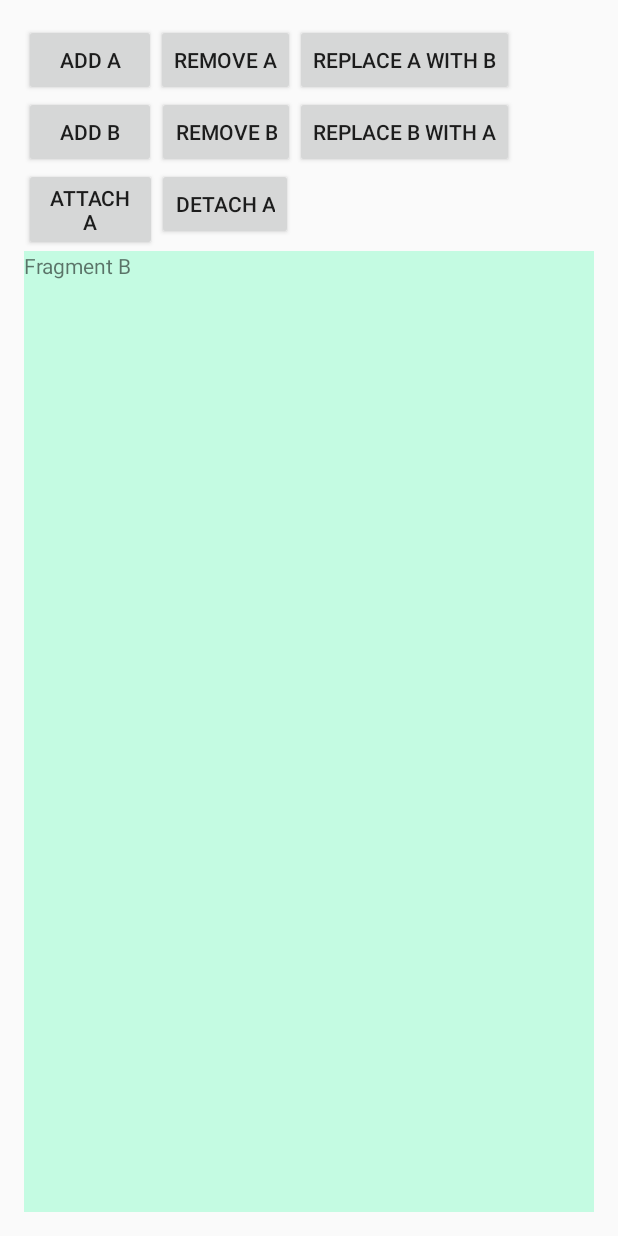
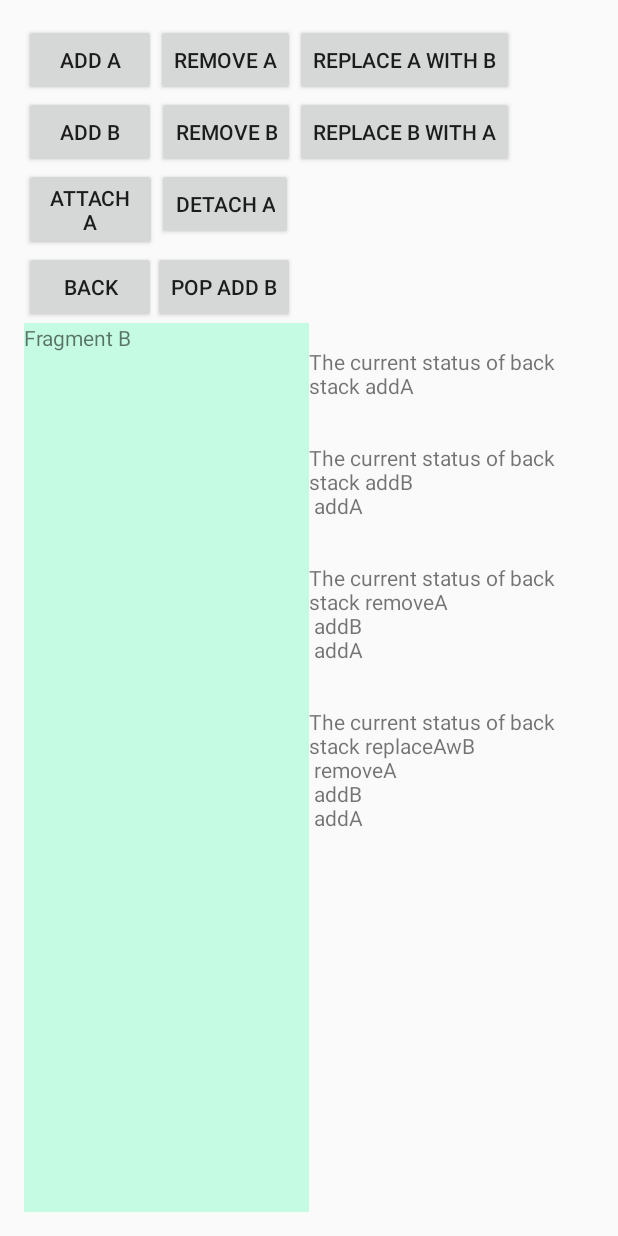
Before and after one commit to leo2411/Slidenerd, an Android app: the screen it shows after launch (MainActivity), after a tap on "REPLACE A WITH B", on a phone screen of 412 x 824 dp. Run offline under Robolectric (Android 15) with nearby library versions, the phone set to English and light mode, and no system bars; 3 other taps on this screen came first.

Commit message:
Video 126...129. FragmentManager with BackStack

```diff
--- a/Fragment_transaction_6/app/src/main/java/com/example/leo/fragment_transaction_6/MainActivity.java
+++ b/Fragment_transaction_6/app/src/main/java/com/example/leo/fragment_transaction_6/MainActivity.java
@@ -5,11 +5,14 @@ import android.app.FragmentTransaction;
 import android.os.Bundle;
 import android.app.FragmentManager;
 import android.view.View;
+import android.widget.TextView;
 import android.widget.Toast;
 
-public class MainActivity extends Activity {
+
+public class MainActivity extends Activity implements FragmentManager.OnBackStackChangedListener{
 
     FragmentManager manager;
+    TextView text;
 
     @Override
     protected void onCreate(Bundle savedInstanceState) {
@@ -17,6 +20,8 @@ public class MainActivity extends Activity {
         setContentView(R.layout.activity_main);
 
         manager = getFragmentManager();
+        manager.addOnBackStackChangedListener(this);
+        text = (TextView) findViewById(R.id.message);
     }
 
     public void addA(View v)
@@ -24,6 +29,7 @@ public class MainActivity extends Activity {
         FragmentA f1 = new FragmentA();
         FragmentTransaction transaction=manager.beginTransaction();
         transaction.add(R.id.group,f1,"A");
+        transaction.addToBackStack("addA");
         transaction.commit();
     }
     public void addB(View v)
@@ -31,6 +37,7 @@ public class MainActivity extends Activity {
         FragmentB f2 = new FragmentB();
         FragmentTransaction transaction=manager.beginTransaction();
         transaction.add(R.id.group,f2,"B");
+        transaction.addToBackStack("addB");
         transaction.commit();
     }
     public void removeA(View v)
@@ -39,6 +46,7 @@ public class MainActivity extends Activity {
         FragmentTransaction transaction=manager.beginTransaction();
         if(f1!=null){
             transaction.remove(f1);
+            transaction.addToBackStack("removeA");
             transaction.commit();
         }
         else
@@ -52,6 +60,7 @@ public class MainActivity extends Activity {
         FragmentTransaction transaction=manager.beginTransaction();
         if(f1!=null){
             transaction.remove(f1);
+            transaction.addToBackStack("removeB");
             transaction.commit();
         }
         else
@@ -64,6 +73,7 @@ public class MainActivity extends Activity {
         FragmentB f2 = new FragmentB();
         FragmentTransaction transaction=manager.beginTransaction();
         transaction.replace(R.id.group,f2,"B");
+        transaction.addToBackStack("replaceAwB");
         transaction.commit();
     }
     public void replaceBwA(View v)
@@ -71,6 +81,7 @@ public class MainActivity extends Activity {
         FragmentA f1 = new FragmentA();
         FragmentTransaction transaction=manager.beginTransaction();
         transaction.replace(R.id.group,f1,"A");
+        transaction.addToBackStack("replaceBwA");
         transaction.commit();
     }
     public void attachA(View v)
@@ -79,6 +90,7 @@ public class MainActivity extends Activity {
         FragmentTransaction transaction=manager.beginTransaction();
         if(f1!=null){
             transaction.attach(f1);
+            transaction.addToBackStack("attachA");
             transaction.commit();
         }
         else
@@ -93,11 +105,36 @@ public class MainActivity extends Activity {
         FragmentTransaction transaction=manager.beginTransaction();
         if(f1!=null){
             transaction.detach(f1);
+            transaction.addToBackStack("detachA");
             transaction.commit();
         }
         else
         {
-            Toast.makeText(this,"This fragment A is not deattached",Toast.LENGTH_SHORT).show();
+            Toast.makeText(this,"This fragment A is not dettached",Toast.LENGTH_SHORT).show();
         }
     }
+
+    public void back(View v)
+    {
+        manager.popBackStack();
+    }
+
+    public  void popAddB(View v)
+    {
+        manager.popBackStack("addB",0);
+    }
+
+    @Override
+    public void onBackStackChanged() {
+
+        text.setText(text.getText()+"\n");
+        text.setText(text.getText()+ "The current status of back stack");
+        int count = manager.getBackStackEntryCount();
+        for(int i=count-1;i>=0;i--)
+        {
+           FragmentManager.BackStackEntry entry = manager.getBackStackEntryAt(i);
+            text.setText(text.getText()+ " "+ entry.getName()+" \n");
+        }
+        text.setText(text.getText()+"\n");
+    }
 }
--- a/Fragment_transaction_6/app/src/main/res/layout/activity_main.xml
+++ b/Fragment_transaction_6/app/src/main/res/layout/activity_main.xml
@@ -89,13 +89,49 @@
         android:id="@+id/button8"
         android:onClick="detachA"/>
 
+    <Button
+        android:text="Back"
+        android:layout_width="wrap_content"
+        android:layout_height="wrap_content"
+        android:layout_below="@+id/button7"
+        android:layout_alignRight="@+id/button2"
+        android:layout_alignEnd="@+id/button2"
+        android:id="@+id/button10"
+        android:onClick="back"/>
+
+    <Button
+        android:text="Pop Add B"
+        android:layout_width="wrap_content"
+        android:layout_height="wrap_content"
+        android:layout_below="@+id/button7"
+        android:layout_toLeftOf="@+id/button6"
+        android:layout_toStartOf="@+id/button6"
+        android:id="@+id/button12"
+        android:onClick="popAddB"/>
 
     <LinearLayout
-        android:orientation="vertical"
+
         android:layout_width="fill_parent"
         android:layout_height="fill_parent"
         android:layout_alignParentRight="true"
         android:layout_alignParentBottom="true"
-        android:id="@+id/group"
-        android:layout_below="@id/button7"></LinearLayout>
+        android:layout_below="@id/button10">
+
+        <LinearLayout
+            android:orientation="vertical"
+            android:layout_weight="1"
+            android:layout_width="0dp"
+            android:id="@+id/group"
+            android:layout_height="match_parent"
+            android:layout_gravity="center"></LinearLayout>
+        <ScrollView android:layout_weight="1"
+            android:layout_width="0dp"
+            android:layout_height="match_parent">
+            <TextView
+                android:layout_height="wrap_content"
+                android:layout_width="wrap_content"
+                android:text=""
+                android:id="@+id/message"/>
+        </ScrollView>
+        </LinearLayout>
 </RelativeLayout>
```
Also changed, not shown: 1 other file.
